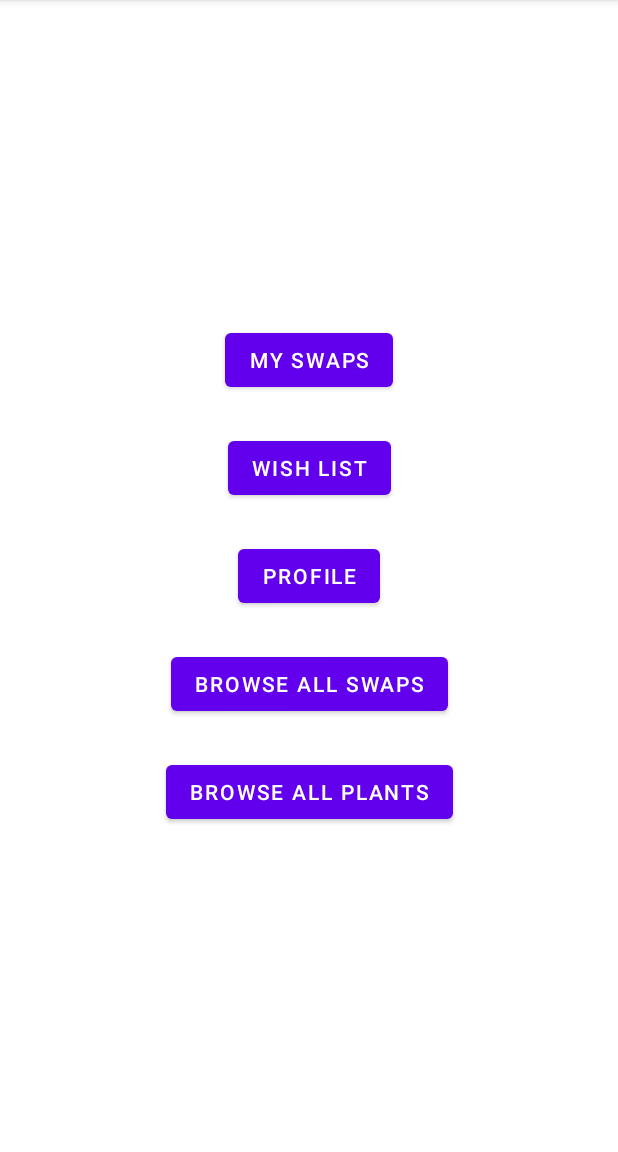
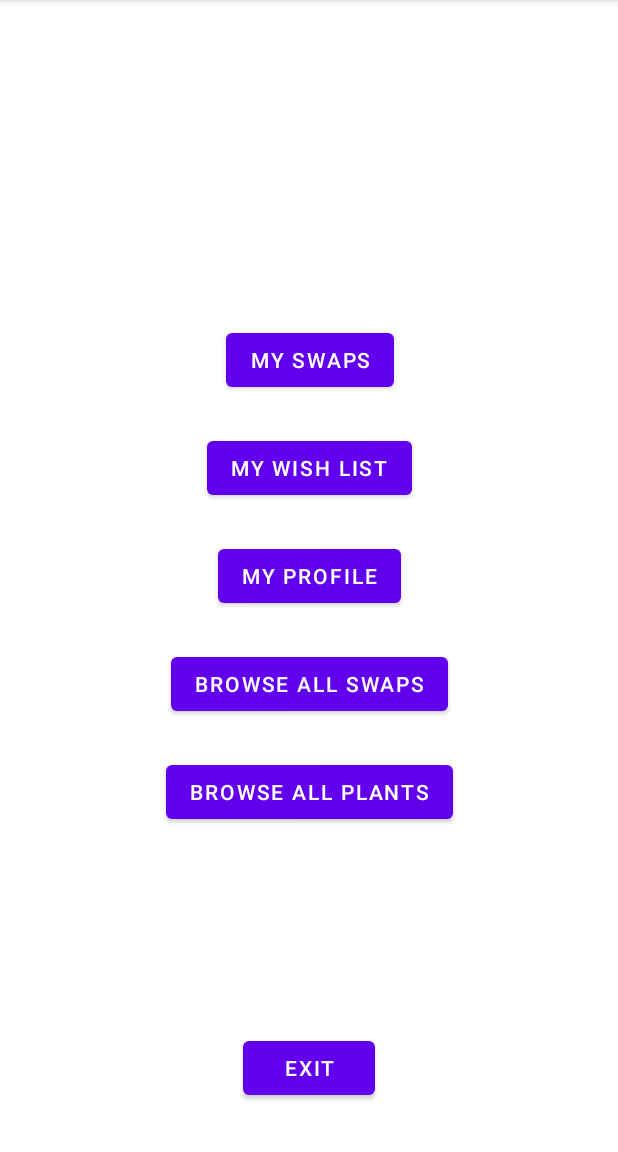
Before and after one commit to Macradon/ITSMAP-AppProject, an Android app: the screen it shows after launch (MainMenu), on a phone screen of 412 x 824 dp, the part 84-1236 px from its top. Run offline under Robolectric (Android 15) with nearby library versions, the phone set to English and light mode, and no system bars.

Commit message:
added exit button

```diff
--- a/PlantSwapApplication/app/src/main/res/layout/activity_main_menu.xml
+++ b/PlantSwapApplication/app/src/main/res/layout/activity_main_menu.xml
@@ -55,4 +55,14 @@
         app:layout_constraintEnd_toEndOf="@+id/btn_mm_my_profile"
         app:layout_constraintStart_toStartOf="@+id/btn_mm_my_profile"
         app:layout_constraintTop_toBottomOf="@+id/btn_mm_browse_swaps" />
+
+    <Button
+        android:id="@+id/btn_mm_exit"
+        android:layout_width="wrap_content"
+        android:layout_height="wrap_content"
+        android:layout_marginBottom="32dp"
+        android:text="@string/main_menu_btn_exit"
+        app:layout_constraintBottom_toBottomOf="parent"
+        app:layout_constraintEnd_toEndOf="parent"
+        app:layout_constraintStart_toStartOf="parent" />
 </androidx.constraintlayout.widget.ConstraintLayout>
--- a/PlantSwapApplication/app/src/main/res/values/strings.xml
+++ b/PlantSwapApplication/app/src/main/res/values/strings.xml
@@ -1,8 +1,9 @@
 <resources>
     <string name="app_name">PlantSwap</string>
     <string name="main_menu_btn_my_swaps">My Swaps</string>
-    <string name="main_menu_btn_mt_wish_list">Wish list</string>
-    <string name="main_menu_btn_my_profile">Profile</string>
+    <string name="main_menu_btn_mt_wish_list">My Wish list</string>
+    <string name="main_menu_btn_my_profile">My Profile</string>
     <string name="main_menu_btn_browse_swaps">Browse all swaps</string>
     <string name="main_menu_btn_browse_plants">Browse all plants</string>
+    <string name="main_menu_btn_exit">Exit</string>
 </resources>
```
